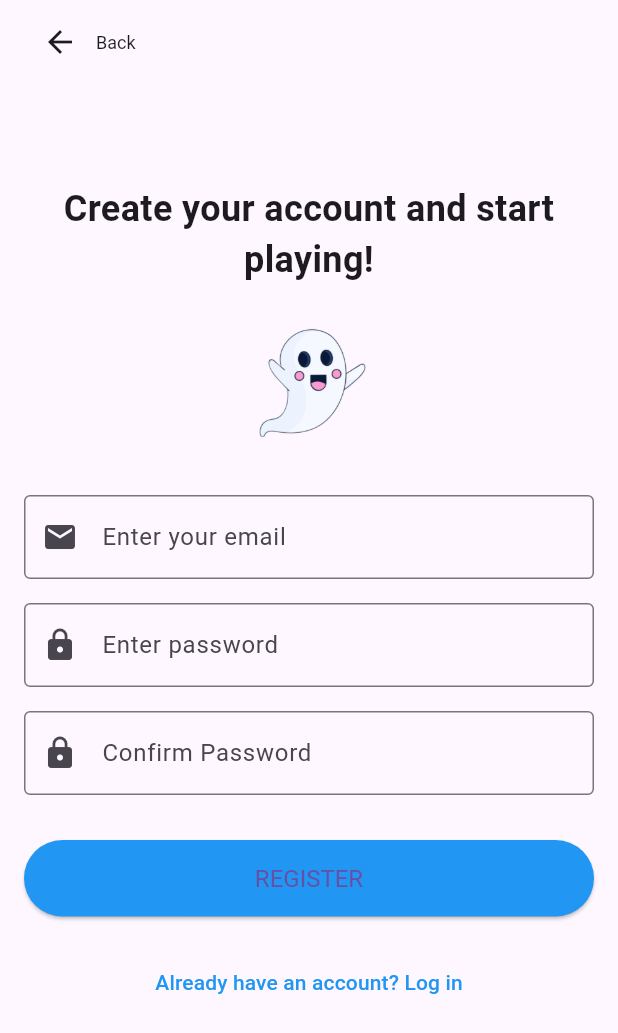
After one commit to Rodrigo-Baiao/projetoCM, a Flutter app: the RegisterPage screen opened directly, on a phone screen of 412 x 824 dp. The commit adds this screen. Shown: the top 1033 px of the screen. Run offline on Flutter 3.47's test engine with Material 3 defaults, Android fonts, the phone set to English and light mode, and no system bars; our stand-ins replace audioplayers, shared_preferences; accounts and stored records are empty.

Commit message:
register_page

```diff
--- /dev/null
+++ b/flutter_application_projeto_cm/lib/register_page/register_app_bar.dart
@@ -0,0 +1,31 @@
+// register_page_app_bar.dart
+import 'package:flutter/material.dart';
+
+class RegisterPageAppBar extends StatelessWidget implements PreferredSizeWidget {
+  const RegisterPageAppBar({super.key});
+
+  @override
+  Widget build(BuildContext context) {
+    return AppBar(
+      automaticallyImplyLeading: false,
+      title: Row(
+        mainAxisAlignment: MainAxisAlignment.start,
+        children: [
+          IconButton(
+            icon: const Icon(Icons.arrow_back),
+            onPressed: () {
+              Navigator.pop(context);
+            },
+          ),
+          const Text(
+            'Back',
+            style: TextStyle(fontSize: 12),
+          ),
+        ],
+      ),
+    );
+  }
+
+  @override
+  Size get preferredSize => const Size.fromHeight(kToolbarHeight);
+}
--- /dev/null
+++ b/flutter_application_projeto_cm/lib/register_page/register_page.dart
@@ -0,0 +1,83 @@
+// register_page.dart
+import 'package:flutter/material.dart';
+import 'package:flutter_application_projeto_cm/register_page/register_app_bar.dart';
+
+class RegisterPage extends StatelessWidget {
+  const RegisterPage({super.key});
+
+  @override
+  Widget build(BuildContext context) {
+    return Scaffold(
+      appBar: const RegisterPageAppBar(),
+      body: Padding(
+        padding: const EdgeInsets.all(16.0),
+        child: Column(
+          crossAxisAlignment: CrossAxisAlignment.stretch,
+          children: [
+            const SizedBox(height: 50),
+            const Text(
+              'Create your account and start playing!',
+              style: TextStyle(fontSize: 24, fontWeight: FontWeight.bold),
+              textAlign: TextAlign.center,
+            ),
+            const SizedBox(height: 20),
+            Center(
+              child: Image.asset(
+                'assets/ghost.png', // Certifique-se de que esta imagem está na pasta assets
+                height: 100,
+              ),
+            ),
+            const SizedBox(height: 20),
+            const TextField(
+              decoration: InputDecoration(
+                labelText: 'Enter your email',
+                border: OutlineInputBorder(),
+                prefixIcon: Icon(Icons.email),
+              ),
+            ),
+            const SizedBox(height: 16),
+            const TextField(
+              obscureText: true,
+              decoration: InputDecoration(
+                labelText: 'Enter password',
+                border: OutlineInputBorder(),
+                prefixIcon: Icon(Icons.lock),
+              ),
+            ),
+            const SizedBox(height: 16),
+            const TextField(
+              obscureText: true,
+              decoration: InputDecoration(
+                labelText: 'Confirm Password',
+                border: OutlineInputBorder(),
+                prefixIcon: Icon(Icons.lock),
+              ),
+            ),
+            const SizedBox(height: 30),
+            ElevatedButton(
+              onPressed: () {
+                // Adicione a funcionalidade do botão de registro aqui
+              },
+              child: const Text('REGISTER'),
+              style: ElevatedButton.styleFrom(
+                backgroundColor: Colors.blue,
+                padding: const EdgeInsets.symmetric(vertical: 16),
+                textStyle: const TextStyle(fontSize: 16),
+              ),
+            ),
+            const SizedBox(height: 20),
+            TextButton(
+              onPressed: () {
+                // Adicione a funcionalidade do botão de login aqui
+              },
+              child: const Text(
+                'Already have an account? Log in',
+                style: TextStyle(color: Colors.blue),
+              ),
+            ),
+          ],
+        ),
+      ),
+    );
+  }
+}
```
Also changed, not shown: flutter_application_projeto_cm/lib/main.dart (line endings or trailing spaces).
